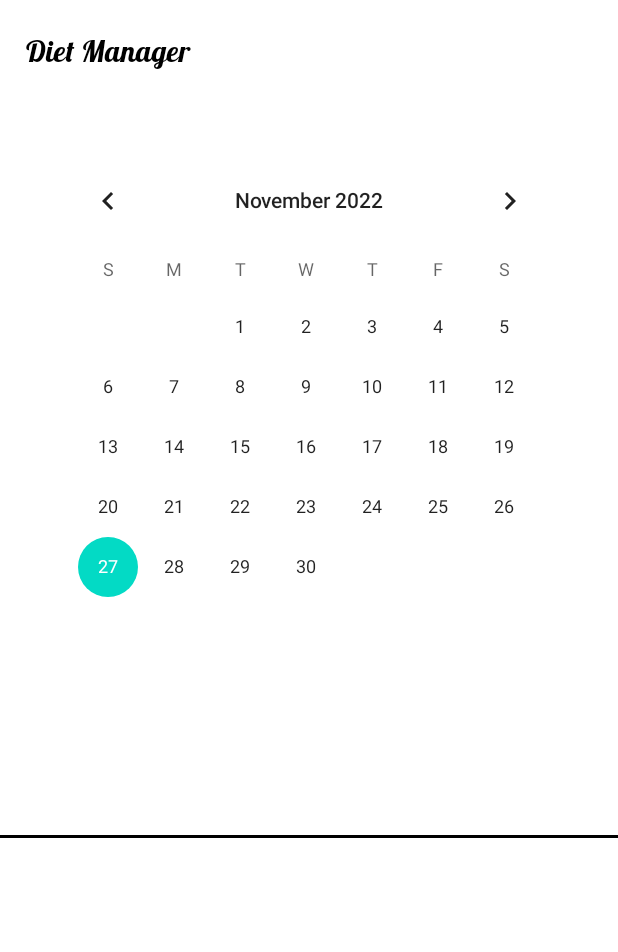
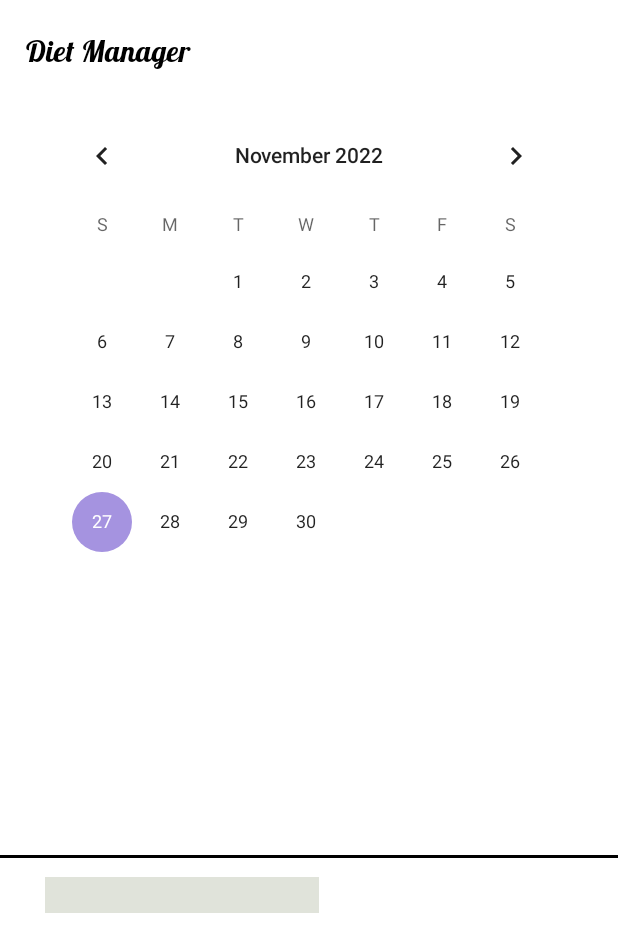
Before and after one commit to diet-app/diet-app, an Android app: the layout activity_main.xml on its own in the app's theme, with its tools: preview values and no code run, on a phone screen of 412 x 824 dp. Shown: the top 952 px of the screen. Run offline under Robolectric (Android 15) with nearby library versions, the phone set to English and light mode, and no system bars.

Commit message:
캘린더 누르면 식단 list 뜨는 기능, list item 누르면 팝업창 뜨는 기능 추가

```diff
--- a/app/src/main/res/layout/activity_main.xml
+++ b/app/src/main/res/layout/activity_main.xml
@@ -23,38 +23,61 @@
     <CalendarView
         android:id="@+id/calendarView"
         android:layout_width="wrap_content"
-        android:layout_height="353dp"
+        android:layout_height="396dp"
         android:layout_alignParentStart="true"
         android:layout_alignParentTop="true"
         android:layout_alignParentEnd="true"
         android:layout_alignParentBottom="true"
-        android:layout_marginStart="30dp"
-        android:layout_marginTop="100dp"
-        android:layout_marginEnd="30dp"
-        android:layout_marginBottom="270dp"
+        android:layout_marginStart="25dp"
+        android:layout_marginTop="70dp"
+        android:layout_marginEnd="25dp"
+        android:layout_marginBottom="265dp"
+        android:focusedMonthDateColor="@color/main_blue"
+        android:unfocusedMonthDateColor="@color/main_blue"
         app:layout_constraintEnd_toEndOf="parent"
         app:layout_constraintStart_toStartOf="parent"
         app:layout_constraintTop_toTopOf="parent" />
 
-    <View
-        android:id="@+id/View1"
-        android:layout_width="match_parent"
-        android:layout_height="3px"
-        android:layout_alignParentBottom="true"
-        android:layout_marginBottom="265dp"
-        android:background="#000000" />
 
     <ListView
-        android:layout_width="350dp"
-        android:layout_height="179dp"
+        android:id="@+id/listView1"
+        android:layout_width="wrap_content"
+        android:layout_height="152dp"
         android:layout_alignParentStart="true"
         android:layout_alignParentEnd="true"
         android:layout_alignParentBottom="true"
         android:layout_marginStart="30dp"
         android:layout_marginTop="204dp"
         android:layout_marginEnd="30dp"
-        android:layout_marginBottom="65dp"
-        android:textSize = "5dp" />
+        android:layout_marginBottom="45dp"
+        android:divider="#00000000"
+        android:dividerHeight="15dp"
+        android:fadingEdge="none"
+        android:minHeight="10dp"></ListView>
+
+    <TextView
+        android:id="@+id/diettextView"
+        android:layout_width="188dp"
+        android:layout_height="24dp"
+        android:layout_alignParentStart="true"
+        android:layout_alignParentEnd="true"
+        android:layout_alignParentBottom="true"
+        android:layout_gravity="center"
+        android:layout_marginStart="30dp"
+        android:layout_marginEnd="199dp"
+        android:layout_marginBottom="215dp"
+        android:background="@color/main_beige"
+        android:text=""
+        android:textAppearance="?android:attr/textAppearanceLarge"
+        android:textSize="16sp"></TextView>
+
+    <View
+        android:id="@+id/View1"
+        android:layout_width="match_parent"
+        android:layout_height="2dp"
+        android:layout_alignParentBottom="true"
+        android:layout_marginBottom="252dp"
+        android:background="#000000" />
 
 
 </RelativeLayout>
--- a/app/src/main/res/layout/main_listview.xml
+++ b/app/src/main/res/layout/main_listview.xml
@@ -6,6 +6,6 @@
     android:layout_height="wrap_content"
     android:orientation="vertical"
     android:textColor="#000000"
-    android:textSize="20dp"
+    android:textSize="18sp"
     >
 </TextView>
--- a/app/src/main/res/values/colors.xml
+++ b/app/src/main/res/values/colors.xml
@@ -7,4 +7,9 @@
     <color name="teal_700">#FF018786</color>
     <color name="black">#FF000000</color>
     <color name="white">#FFFFFFFF</color>
+    <color name="main_beige">#E0E3DA</color>
+    <color name="main_blue">#566270</color>
+    <color name="main_purplelight">#A593E0</color>
+    <color name="main_purple">#9055A2</color>
+    <color name="main_white">#FFFFF3</color>
 </resources>
--- a/app/src/main/res/values/themes.xml
+++ b/app/src/main/res/values/themes.xml
@@ -2,12 +2,12 @@
     <!-- Base application theme. -->
     <style name="Theme.Dietapp" parent="Theme.MaterialComponents.DayNight.DarkActionBar">
         <!-- Primary brand color. -->
-        <item name="colorPrimary">@color/purple_500</item>
-        <item name="colorPrimaryVariant">@color/purple_700</item>
-        <item name="colorOnPrimary">@color/white</item>
+        <item name="colorPrimary">@color/main_beige</item>
+        <item name="colorPrimaryVariant">@color/main_blue</item>
+        <item name="colorOnPrimary">@color/main_white</item>
         <!-- Secondary brand color. -->
-        <item name="colorSecondary">@color/teal_200</item>
-        <item name="colorSecondaryVariant">@color/teal_700</item>
+        <item name="colorSecondary">@color/main_purplelight</item>
+        <item name="colorSecondaryVariant">@color/main_purple</item>
         <item name="colorOnSecondary">@color/black</item>
         <!-- Status bar color. -->
         <item name="android:statusBarColor">?attr/colorPrimaryVariant</item>
@@ -17,4 +17,5 @@
         <item name="android:textColor">#000000</item>
 
     </style>
+
 </resources>
```
Also changed, not shown: app/build.gradle (+6 -1 lines), app/src/main/java/com/sggyu/diet_app/MainActivity.java (+90 -2 lines), app/src/main/java/com/sggyu/diet_app/PopupDiet.java (added, +43 -0 lines), app/src/main/res/layout/diet_popup.xml (added, +38 -0 lines).
